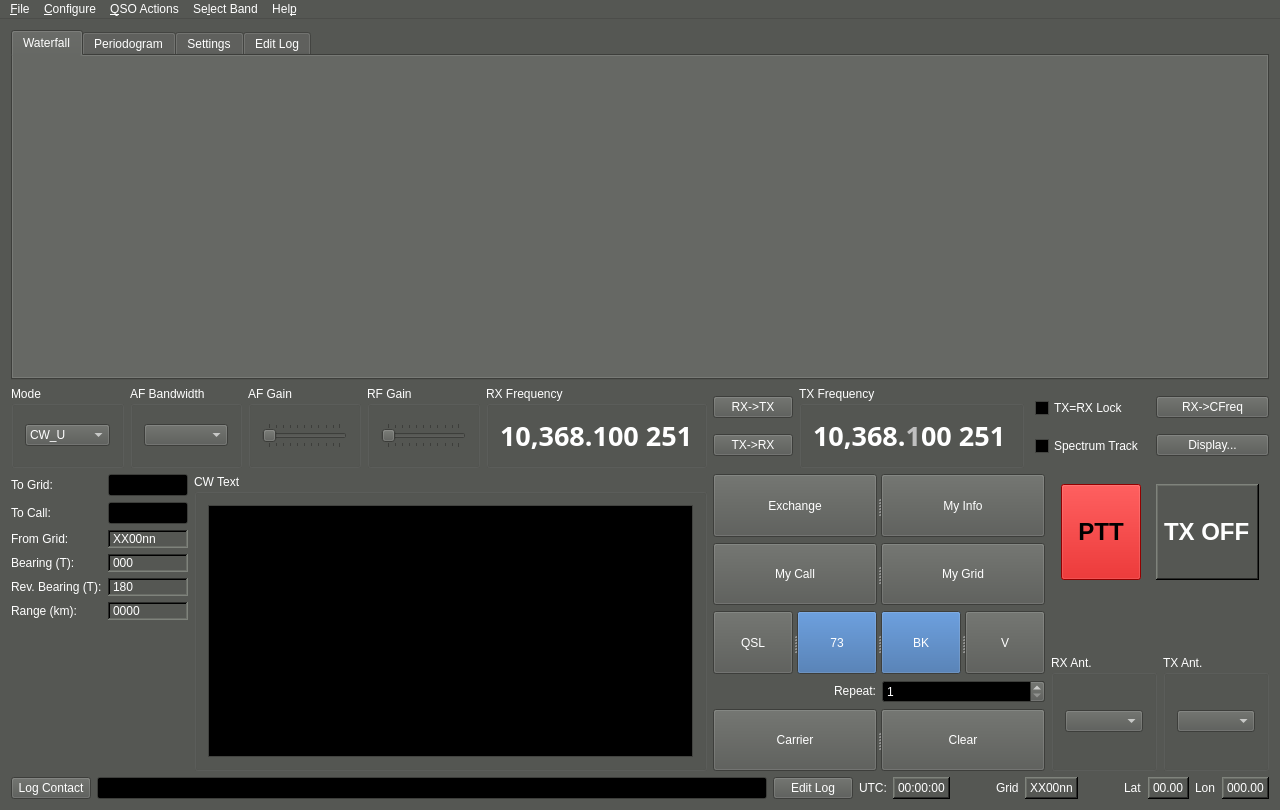
Before: the Qt Designer form qtgui/mainwindow.ui in kb1vc/SoDaRadio, drawn with Qt 5.
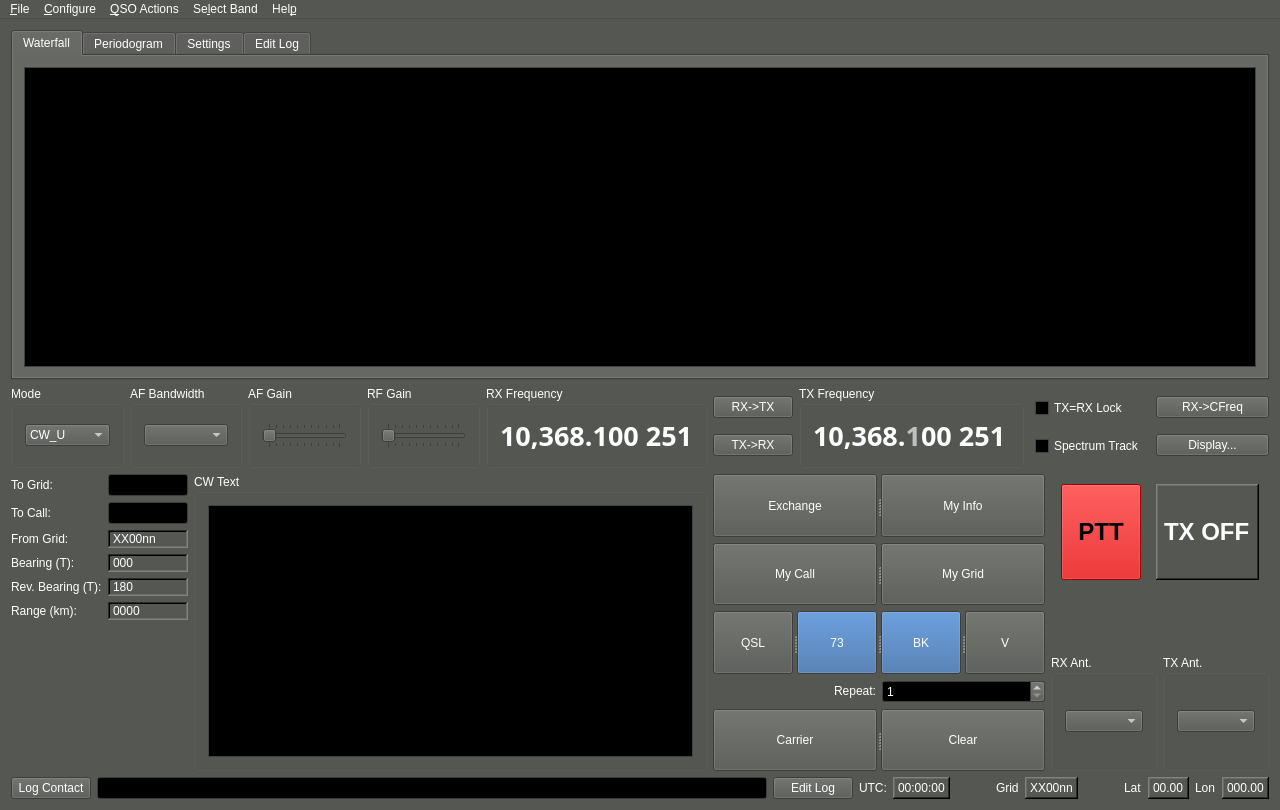
After: the same form once the commit is applied. The open tabs and pages were chosen to show the change. Custom widgets are drawn as their Qt base class.

```diff
--- a/qtgui/mainwindow.ui
+++ b/qtgui/mainwindow.ui
@@ -463,7 +463,11 @@
        <attribute name="title">
         <string>Waterfall</string>
        </attribute>
-       <layout class="QVBoxLayout" name="verticalLayout_9"/>
+       <layout class="QVBoxLayout" name="verticalLayout_9">
+        <item>
+         <widget class="QGraphicsView" name="Waterfall_view"/>
+        </item>
+       </layout>
       </widget>
       <widget class="QWidget" name="Periodogram">
        <attribute name="title">
```
Left out of the diff: 2 changed lines with no effect on the pictures.
